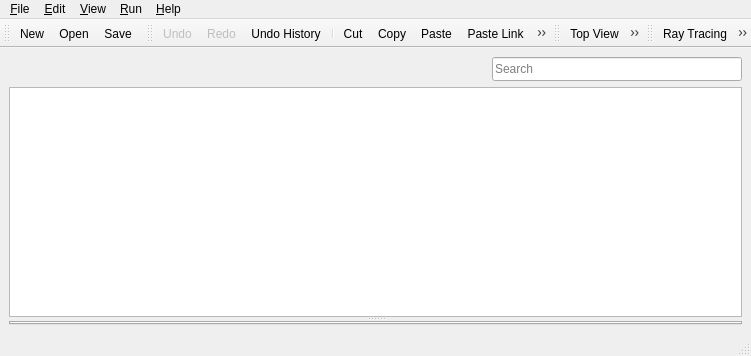
Above: source/application/main/MainWindow.ui from CST-Modelling-Tools/TonatiuhPP before the change. Below: the same form after it.
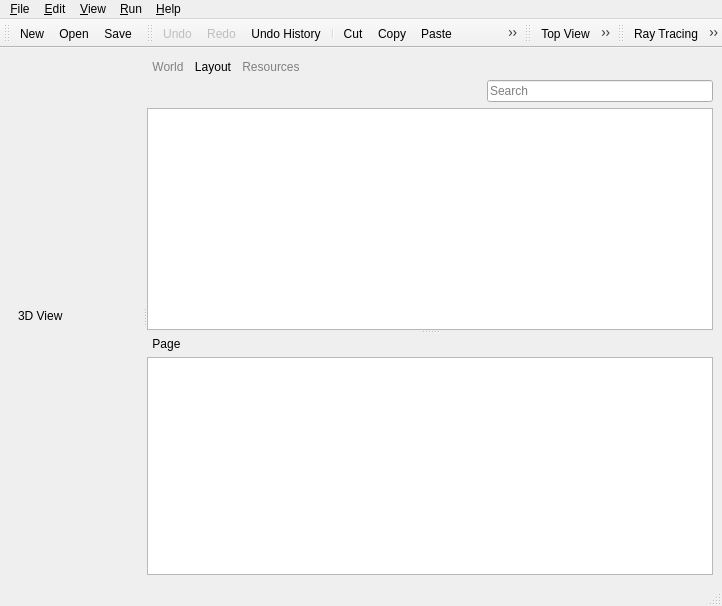
That is the form after the change. Icons and pictures are not drawn. Custom widgets are drawn as their Qt base class.

Commit message: TabWidget Styles

Diff of the .ui file:
```diff
--- a/source/application/main/MainWindow.ui
+++ b/source/application/main/MainWindow.ui
@@ -6,37 +6,79 @@
    <rect>
     <x>0</x>
     <y>0</y>
-    <width>751</width>
-    <height>356</height>
+    <width>722</width>
+    <height>606</height>
    </rect>
   </property>
   <property name="acceptDrops">
    <bool>true</bool>
   </property>
   <widget class="QWidget" name="centralWidget">
-   <layout class="QVBoxLayout" name="verticalLayout_2">
-    <item>
-     <widget class="QSplitter" name="splitterH">
-      <property name="orientation">
-       <enum>Qt::Horizontal</enum>
-      </property>
-      <widget class="QSplitter" name="splitterV">
-       <property name="orientation">
-        <enum>Qt::Vertical</enum>
-       </property>
-       <widget class="QWidget" name="widget" native="true">
         <property name="styleSheet">
          <string notr="true">QPushButton {  
 border: none;
-padding: 5;
+padding: 3;
 }   
 
 QPushButton:hover {
 background-color: #d7e3ed;
 }  
+
+QTabWidget::pane {
+margin-top: 3;
+border:none;
+}
+
+QTabBar::tab {
+border: none;
+padding: 3 5 3 5;
+color: gray;
+}
+
+QTabBar::tab:selected {
+color: black;
+}
+
+QTabBar::tab:hover {
+background-color: #d7e3ed;
+}
 </string>
         </property>
-        <layout class="QVBoxLayout" name="verticalLayout" stretch="0,1">
+   <layout class="QHBoxLayout" name="horizontalLayout_2">
+    <item>
+     <widget class="QSplitter" name="splitterH">
+      <property name="orientation">
+       <enum>Qt::Horizontal</enum>
+      </property>
+      <widget class="QWidget" name="widget" native="true">
+       <layout class="QHBoxLayout" name="horizontalLayout_3">
+        <item>
+         <widget class="QLabel" name="label">
+          <property name="text">
+           <string>3D View</string>
+          </property>
+         </widget>
+        </item>
+       </layout>
+      </widget>
+      <widget class="QSplitter" name="splitterV">
+       <property name="orientation">
+        <enum>Qt::Vertical</enum>
+       </property>
+       <widget class="QTabWidget" name="tabWidget">
+        <property name="currentIndex">
+         <number>1</number>
+        </property>
+        <widget class="QWidget" name="tabWorld">
+         <attribute name="title">
+          <string>World</string>
+         </attribute>
+        </widget>
+        <widget class="QWidget" name="tabLayout">
+         <attribute name="title">
+          <string>Layout</string>
+         </attribute>
+         <layout class="QVBoxLayout" name="verticalLayout_4" stretch="0,1">
          <property name="leftMargin">
           <number>0</number>
          </property>
@@ -50,10 +92,13 @@
           <number>0</number>
          </property>
          <item>
-          <layout class="QHBoxLayout" name="horizontalLayout" stretch="0,0,0,0,1">
+           <layout class="QHBoxLayout" name="horizontalLayout">
            <property name="spacing">
             <number>0</number>
            </property>
+            <property name="topMargin">
+             <number>0</number>
+            </property>
            <item>
             <widget class="QPushButton" name="buttonInsertNode">
              <property name="toolTip">
@@ -66,9 +111,6 @@
              <property name="shortcut">
               <string>Ctrl+A, N</string>
              </property>
-             <property name="flat">
-              <bool>true</bool>
-             </property>
             </widget>
            </item>
            <item>
@@ -137,7 +179,7 @@
           </layout>
          </item>
          <item>
-          <widget class="SceneView" name="sceneView">
+           <widget class="SceneTreeView" name="sceneView">
            <property name="acceptDrops">
             <bool>true</bool>
            </property>
@@ -151,7 +193,41 @@
          </item>
         </layout>
        </widget>
-       <widget class="ParametersTabs" name="parametersTabs"/>
+        <widget class="QWidget" name="tabResources">
+         <attribute name="title">
+          <string>Resources</string>
+         </attribute>
+        </widget>
+       </widget>
+       <widget class="ParametersTabs" name="parametersTabs">
+        <property name="styleSheet">
+         <string notr="true">QTabWidget::pane {
+border:none;
+}</string>
+        </property>
+        <widget class="QWidget" name="tab">
+         <attribute name="title">
+          <string>Page</string>
+         </attribute>
+         <layout class="QVBoxLayout" name="verticalLayout">
+          <property name="leftMargin">
+           <number>0</number>
+          </property>
+          <property name="topMargin">
+           <number>0</number>
+          </property>
+          <property name="rightMargin">
+           <number>0</number>
+          </property>
+          <property name="bottomMargin">
+           <number>0</number>
+          </property>
+          <item>
+           <widget class="QTreeView" name="treeView"/>
+          </item>
+         </layout>
+        </widget>
+       </widget>
       </widget>
      </widget>
     </item>
@@ -162,7 +238,7 @@
     <rect>
      <x>0</x>
      <y>0</y>
-     <width>751</width>
+     <width>722</width>
      <height>21</height>
     </rect>
    </property>
@@ -785,9 +861,9 @@
  <layoutdefault spacing="6" margin="9"/>
  <customwidgets>
   <customwidget>
-   <class>SceneView</class>
+   <class>SceneTreeView</class>
    <extends>QTreeView</extends>
-   <header>tree/SceneView.h</header>
+   <header>tree/SceneTreeView.h</header>
   </customwidget>
   <customwidget>
    <class>ParametersTabs</class>
```
Lines whose indentation alone changed are shown as unchanged. The commit also changes 42 other files.
